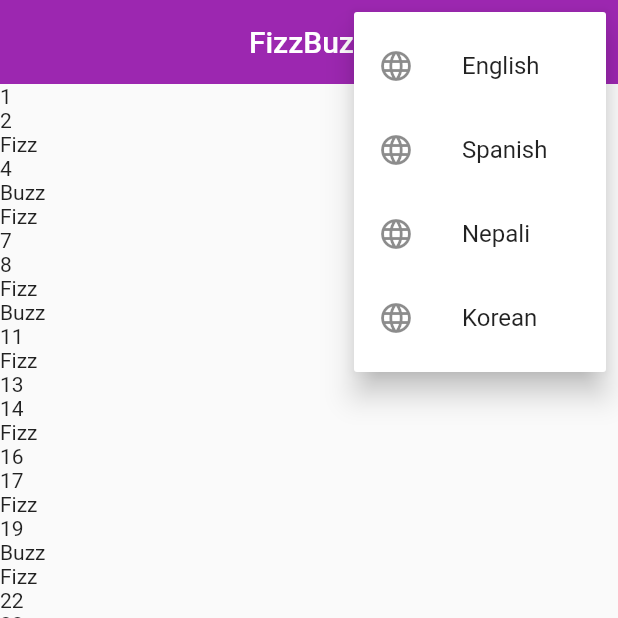
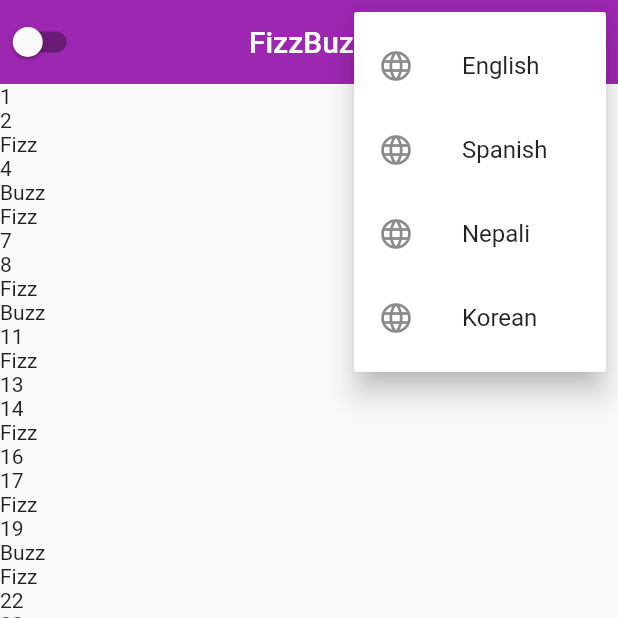
Before and after one commit to gautamswostik/flutter-language-changable-and-dark-mode, a Flutter app: the screen it shows after launch, after a tap on the "more vert" icon, on a phone screen of 412 x 824 dp, the top half of it. Run offline on Flutter 3.47's test engine with Material 2 defaults, Android fonts, the light colour scheme and no system bars; our stand-ins replace bloc, equatable, flutter_bloc, flutter_hooks, hive, hive_flutter; accounts and stored records are empty; statements that could not run were skipped.

Commit message:
Added Dark mode light mode

```diff
--- a/lib/app/app.dart
+++ b/lib/app/app.dart
@@ -3,7 +3,9 @@ import 'package:flutter_bloc/flutter_bloc.dart';
 import 'package:flutter_hooks/flutter_hooks.dart';
 import 'package:lang_and_dark/app/app_localization.dart';
 import 'package:lang_and_dark/app_setup/language/languages.dart';
+import 'package:lang_and_dark/app_setup/theme/theme_choices.dart';
 import 'package:lang_and_dark/application/language/language_cubit.dart';
+import 'package:lang_and_dark/application/theme/theme_cubit.dart';
 import 'package:lang_and_dark/presentation/home.dart';
 import 'package:flutter_localizations/flutter_localizations.dart';
 // import 'package:flutter_localizations/flutter_localizations.dart';
@@ -18,20 +20,23 @@ class MyApp extends HookWidget {
         BlocProvider<LanguageCubit>(
           create: (context) => LanguageCubit()..getLang(),
         ),
+        BlocProvider<ThemeCubit>(
+          create: (context) => ThemeCubit()..getTheme(),
+        ),
       ],
       child: BlocBuilder<LanguageCubit, LanguageState>(
         builder: (context, state) {
           if (state is LanguageLoaded) {
+            return BlocBuilder<ThemeCubit, ThemeState>(
+              builder: (context, themeState) {
+                if (themeState is ThemeLoaded) {
                   return MaterialApp(
                     debugShowCheckedModeBanner: false,
-              home: const HomeScreen(),
-              theme: ThemeData(
-                primarySwatch: Colors.purple,
-                appBarTheme: const AppBarTheme(
-                  elevation: 0.0,
-                  centerTitle: true,
+                    home: HomeScreen(
+                      themeValue: themeState.isDarkValue,
                     ),
-              ),
+                    theme: themeState.isDark,
+                    themeMode: ThemeMode.system,
                     supportedLocales: [
                       ...Languages.languages
                           .map((e) => Locale(e.languageCode))
@@ -45,6 +50,10 @@ class MyApp extends HookWidget {
                       GlobalWidgetsLocalizations.delegate,
                     ],
                   );
+                }
+                return const SizedBox();
+              },
+            );
           } else {
             return const SizedBox();
           }
--- a/lib/app_setup/theme/theme_choices.dart
+++ b/lib/app_setup/theme/theme_choices.dart
@@ -1,10 +1,33 @@
 import 'package:flutter/material.dart';
 
-class ThemeChoice{
+class ThemeChoice {
   ThemeChoice();
 
-  static const themes = [
-    // ThemeData({}),
-  ];
-
+  static final ThemeData darkMode = ThemeData(
+    primarySwatch: Colors.purple,
+    appBarTheme: const AppBarTheme(
+      centerTitle: true,
+      elevation: 0.0,
+    ),
+    brightness: Brightness.dark,
+    primaryColor: Colors.amber,
+    buttonTheme: const ButtonThemeData(
+      buttonColor: Colors.amber,
+      disabledColor: Colors.black,
+    ),
+  );
+  static final ThemeData lightMode = ThemeData(
+    primarySwatch: Colors.pink,
+    appBarTheme: const AppBarTheme(
+      backgroundColor: Colors.purple,
+      centerTitle: true,
+      elevation: 0.0,
+    ),
+    brightness: Brightness.light,
+    primaryColor: Colors.orange,
+    buttonTheme: const ButtonThemeData(
+      buttonColor: Colors.pinkAccent,
+      disabledColor: Colors.white,
+    ),
+  );
 }
--- /dev/null
+++ b/lib/application/theme/theme_cubit.dart
@@ -0,0 +1,50 @@
+import 'package:bloc/bloc.dart';
+import 'package:equatable/equatable.dart';
+import 'package:flutter/material.dart';
+import 'package:hive_flutter/hive_flutter.dart';
+import 'package:lang_and_dark/app_setup/hive/hive_box.dart';
+import 'package:lang_and_dark/app_setup/theme/theme_choices.dart';
+
+part 'theme_state.dart';
+
+class ThemeCubit extends Cubit<ThemeState> {
+  ThemeCubit() : super(ThemeInitial());
+
+  void toggleTheme(bool isDark) async {
+    final themeBox = await Hive.openBox(HiveBox.themeBox);
+    await themeBox.put('theme', isDark);
+    if (isDark) {
+      emit(ThemeLoaded(
+        isDark: ThemeChoice.darkMode,
+        isDarkValue: isDark,
+      ));
+    } else {
+      emit(ThemeLoaded(
+        isDark: ThemeChoice.lightMode,
+        isDarkValue: isDark,
+      ));
+    }
+  }
+
+  void getTheme() async {
+    bool isDark = await isDarkMode;
+    if (isDark) {
+      emit(ThemeLoaded(
+        isDark: ThemeChoice.darkMode,
+        isDarkValue: isDark,
+      ));
+    } else {
+      emit(ThemeLoaded(
+        isDark: ThemeChoice.lightMode,
+        isDarkValue: isDark,
+      ));
+    }
+  }
+
+  Future<bool> get isDarkMode async {
+    final themeBox = await Hive.openBox(HiveBox.themeBox);
+    bool theme = themeBox.get('theme', defaultValue: false);
+    themeBox.close();
+    return theme;
+  }
+}
--- /dev/null
+++ b/lib/application/theme/theme_state.dart
@@ -0,0 +1,23 @@
+part of 'theme_cubit.dart';
+
+abstract class ThemeState extends Equatable {
+  const ThemeState();
+
+  @override
+  List<Object> get props => [];
+}
+
+class ThemeInitial extends ThemeState {}
+
+class ThemeLoaded extends ThemeState {
+  final ThemeData isDark;
+  final bool isDarkValue;
+
+  const ThemeLoaded({
+    required this.isDark,
+    required this.isDarkValue,
+  });
+
+  @override
+  List<Object> get props => [isDark, isDarkValue];
+}
--- a/lib/presentation/home.dart
+++ b/lib/presentation/home.dart
@@ -2,13 +2,17 @@ import 'package:flutter/material.dart';
 import 'package:flutter_bloc/flutter_bloc.dart';
 import 'package:flutter_hooks/flutter_hooks.dart';
 import 'package:lang_and_dark/application/language/language_cubit.dart';
+import 'package:lang_and_dark/application/theme/theme_cubit.dart';
 import 'package:lang_and_dark/utils/apptexts/app_texts.dart';
 import 'package:lang_and_dark/app_setup/language/languages.dart';
 import 'package:lang_and_dark/utils/extensions/string_extensions.dart';
 
 class HomeScreen extends StatefulHookWidget {
-  const HomeScreen({Key? key}) : super(key: key);
-
+  const HomeScreen({
+    Key? key,
+    required this.themeValue,
+  }) : super(key: key);
+  final bool themeValue;
   @override
   _HomeScreenState createState() => _HomeScreenState();
 }
@@ -18,6 +22,11 @@ class _HomeScreenState extends State<HomeScreen> {
   Widget build(BuildContext context) {
     return Scaffold(
       appBar: AppBar(
+        leading: Switch(
+            value: widget.themeValue,
+            onChanged: (value) {
+              BlocProvider.of<ThemeCubit>(context).toggleTheme(value);
+            }),
         title: Text(AppTexts.home.translateTo(context)),
         actions: [
           PopupMenuButton(
```
Lines whose indentation alone changed are shown as unchanged.
